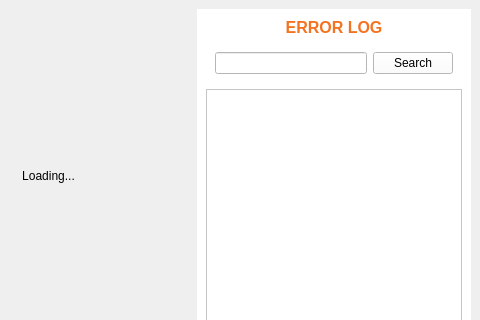
Qt form client_qt/home.ui (VisionCraft2025/client_qt) before a commit; both pictures show x 565 to 1045 and y 0 to 320 of the 1045 by 695 pixel window.
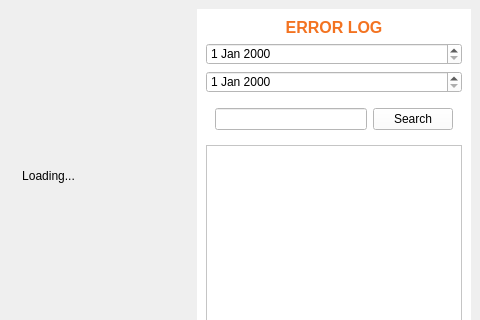
The same form after that commit.

Commit message: Feat:search

Diff of the .ui file:
```diff
--- a/client_qt/home.ui
+++ b/client_qt/home.ui
@@ -195,6 +195,12 @@
             </property>
            </widget>
           </item>
+          <item>
+           <widget class="QDateEdit" name="dateEdit"/>
+          </item>
+          <item>
+           <widget class="QDateEdit" name="dateEdit_2"/>
+          </item>
           <item>
            <widget class="QWidget" name="widget_2" native="true">
             <property name="sizePolicy">
```
The commit also changes 2 other files.
